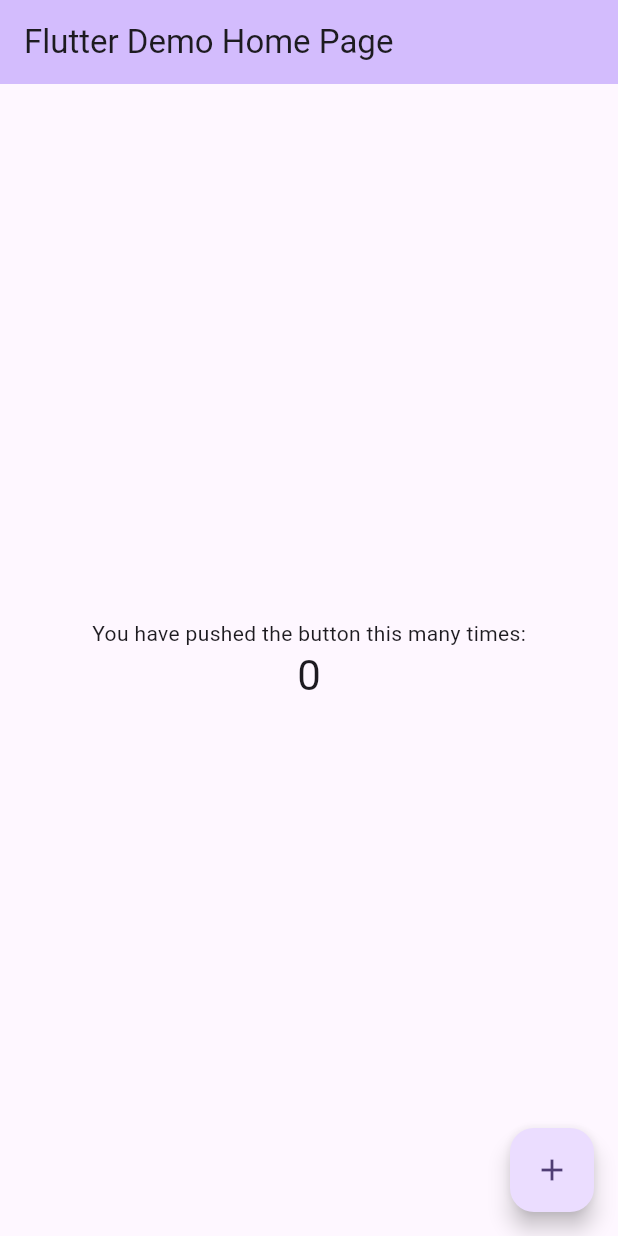
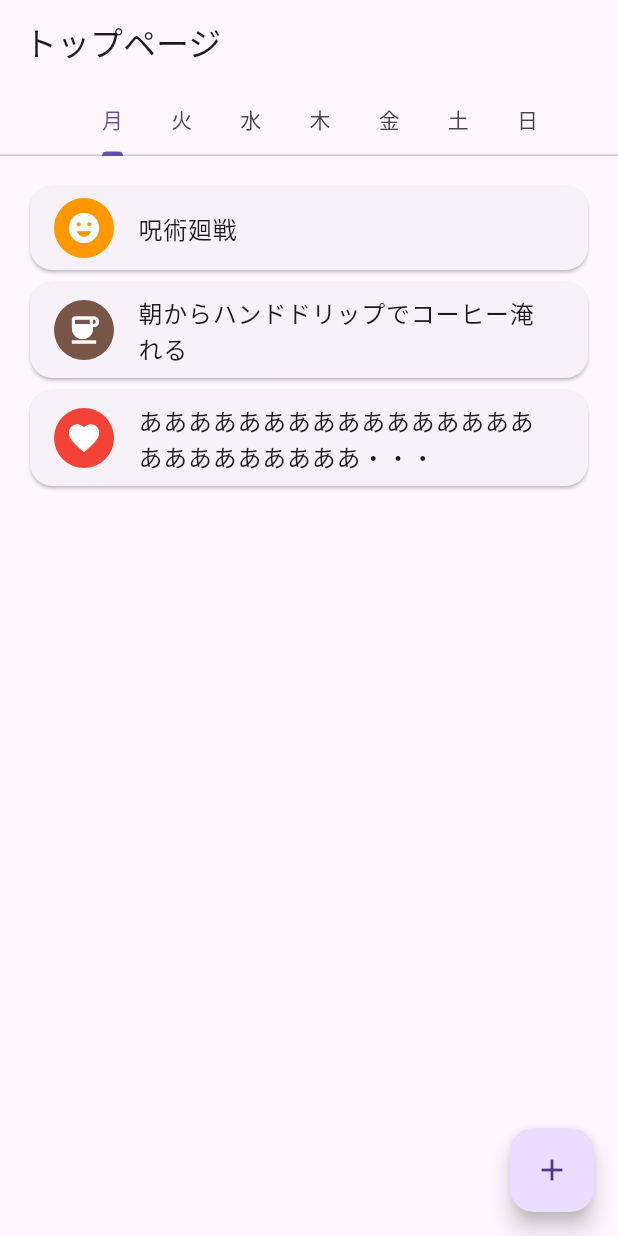
Before and after one commit to kskgit/happy-stack, a Flutter app: the screen it shows after launch, on a phone screen of 412 x 824 dp. Run offline on Flutter 3.47's test engine with Material 3 defaults, Android fonts, the phone set to English and light mode, and no system bars; our stand-ins replace flutter_dotenv; missing offline and left inert: flutter_appauth.

Commit message:
雛形ページ作成

```diff
--- a/lib/main.dart
+++ b/lib/main.dart
@@ -13,55 +13,109 @@ class MyApp extends StatelessWidget {
   // This widget is the root of your application.
   @override
   Widget build(BuildContext context) {
-    return MaterialApp(
-      title: 'Flutter Demo',
-      theme: ThemeData(
-        // This is the theme of your application.
-        //
-        // TRY THIS: Try running your application with "flutter run". You'll see
-        // the application has a purple toolbar. Then, without quitting the app,
-        // try changing the seedColor in the colorScheme below to Colors.green
-        // and then invoke "hot reload" (save your changes or press the "hot
-        // reload" button in a Flutter-supported IDE, or press "r" if you used
-        // the command line to start the app).
-        //
-        // Notice that the counter didn't reset back to zero; the application
-        // state is not lost during the reload. To reset the state, use hot
-        // restart instead.
-        //
-        // This works for code too, not just values: Most code changes can be
-        // tested with just a hot reload.
-        colorScheme: ColorScheme.fromSeed(seedColor: Colors.deepPurple),
-        useMaterial3: true,
-      ),
-      home: const MyHomePage(title: 'Flutter Demo Home Page'),
+    return const MaterialApp(
+      home: HomePage(),
     );
   }
 }
 
-class MyHomePage extends StatefulWidget {
-  const MyHomePage({super.key, required this.title});
-
-  // This widget is the home page of your application. It is stateful, meaning
-  // that it has a State object (defined below) that contains fields that affect
-  // how it looks.
-
-  // This class is the configuration for the state. It holds the values (in this
-  // case the title) provided by the parent (in this case the App widget) and
-  // used by the build method of the State. Fields in a Widget subclass are
-  // always marked "final".
-
-  final String title;
+class HomePage extends StatelessWidget {
+  const HomePage({super.key});
 
   @override
-  State<MyHomePage> createState() => _MyHomePageState();
+  Widget build(BuildContext context) {
+    return DefaultTabController(
+      length: 7,
+      child: Scaffold(
+        appBar: AppBar(
+          title: const Text('トップページ'),
+          bottom: const TabBar(
+            isScrollable: true,
+            tabs: [
+              Tab(text: '月'),
+              Tab(text: '火'),
+              Tab(text: '水'),
+              Tab(text: '木'),
+              Tab(text: '金'),
+              Tab(text: '土'),
+              Tab(text: '日'),
+            ],
+          ),
+        ),
+        body: TabBarView(
+          children: [
+            DayView(),
+            DayView(),
+            DayView(),
+            DayView(),
+            DayView(),
+            DayView(),
+            DayView(),
+          ],
+        ),
+        floatingActionButton: FloatingActionButton(
+          onPressed: () {},
+          child: const Icon(Icons.add),
+        ),
+      ),
+    );
+  }
 }
 
-class _MyHomePageState extends State<MyHomePage> {
-  int _counter = 0;
+class DayView extends StatelessWidget {
+  @override
+  Widget build(BuildContext context) {
+    return ListView(
+      padding: const EdgeInsets.all(16.0),
+      children: [
+        EventCard(
+          icon: Icons.emoji_emotions,
+          text: '呪術廻戦',
+          iconBgColor: Colors.orange,
+        ),
+        EventCard(
+          icon: Icons.coffee,
+          text: '朝からハンドドリップでコーヒー淹れる',
+          iconBgColor: Colors.brown,
+        ),
+        EventCard(
+          icon: Icons.favorite,
+          text: 'あああああああああああああああああああああああああ・・・',
+          iconBgColor: Colors.red,
+        ),
+      ],
+    );
+  }
+}
+
+
+class EventCard extends StatelessWidget {
+  final IconData icon;
+  final String text;
+  final Color iconBgColor;
+
+  EventCard({required this.icon, required this.text, required this.iconBgColor});
+
+  @override
+  Widget build(BuildContext context) {
+    return Card(
+      shape: RoundedRectangleBorder(
+        borderRadius: BorderRadius.circular(15.0),
+      ),
+      child: ListTile(
+        leading: CircleAvatar(
+          backgroundColor: iconBgColor,
+          child: Icon(icon, color: Colors.white),
+        ),
+        title: Text(text),
+      ),
+    );
+  }
+}
+
+
 FlutterAppAuth appAuth = const FlutterAppAuth();
 
-  void _incrementCounter() {
 auth() async {
   try {
     final AuthorizationTokenResponse? result = await appAuth.authorizeAndExchangeCode(
@@ -78,69 +132,3 @@ class _MyHomePageState extends State<MyHomePage> {
     throw e;
   }
 }
-    auth();
-    setState(() {
-      // This call to setState tells the Flutter framework that something has
-      // changed in this State, which causes it to rerun the build method below
-      // so that the display can reflect the updated values. If we changed
-      // _counter without calling setState(), then the build method would not be
-      // called again, and so nothing would appear to happen.
-      _counter++;
-    });
-  }
-
-  @override
-  Widget build(BuildContext context) {
-    // This method is rerun every time setState is called, for instance as done
-    // by the _incrementCounter method above.
-    //
-    // The Flutter framework has been optimized to make rerunning build methods
-    // fast, so that you can just rebuild anything that needs updating rather
-    // than having to individually change instances of widgets.
-    return Scaffold(
-      appBar: AppBar(
-        // TRY THIS: Try changing the color here to a specific color (to
-        // Colors.amber, perhaps?) and trigger a hot reload to see the AppBar
-        // change color while the other colors stay the same.
-        backgroundColor: Theme.of(context).colorScheme.inversePrimary,
-        // Here we take the value from the MyHomePage object that was created by
-        // the App.build method, and use it to set our appbar title.
-        title: Text(widget.title),
-      ),
-      body: Center(
-        // Center is a layout widget. It takes a single child and positions it
-        // in the middle of the parent.
-        child: Column(
-          // Column is also a layout widget. It takes a list of children and
-          // arranges them vertically. By default, it sizes itself to fit its
-          // children horizontally, and tries to be as tall as its parent.
-          //
-          // Column has various properties to control how it sizes itself and
-          // how it positions its children. Here we use mainAxisAlignment to
-          // center the children vertically; the main axis here is the vertical
-          // axis because Columns are vertical (the cross axis would be
-          // horizontal).
-          //
-          // TRY THIS: Invoke "debug painting" (choose the "Toggle Debug Paint"
-          // action in the IDE, or press "p" in the console), to see the
-          // wireframe for each widget.
-          mainAxisAlignment: MainAxisAlignment.center,
-          children: <Widget>[
-            const Text(
-              'You have pushed the button this many times:',
-            ),
-            Text(
-              '$_counter',
-              style: Theme.of(context).textTheme.headlineMedium,
-            ),
-          ],
-        ),
-      ),
-      floatingActionButton: FloatingActionButton(
-        onPressed: _incrementCounter,
-        tooltip: 'Increment',
-        child: const Icon(Icons.add),
-      ), // This trailing comma makes auto-formatting nicer for build methods.
-    );
-  }
-}
```
Lines whose indentation alone changed are shown as unchanged.
